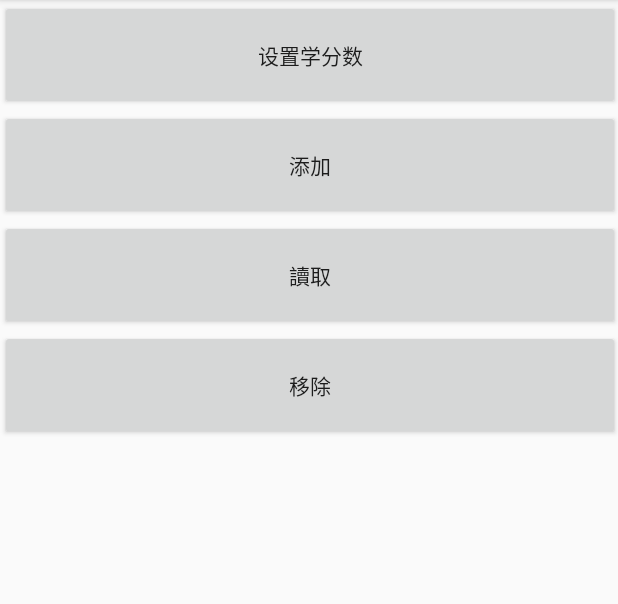
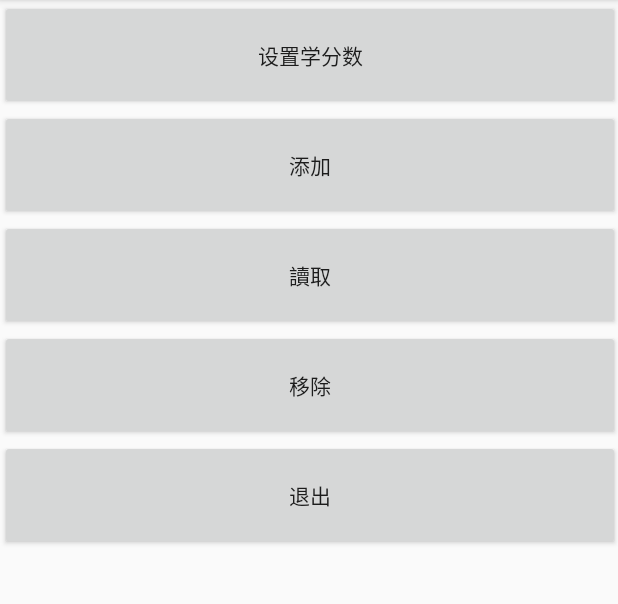
Before and after one commit to chongyi0717/credit_calculator_java, an Android app: the screen it shows after launch (MainActivity), on a phone screen of 412 x 824 dp, the part 84-688 px from its top. Run offline under Robolectric (Android 15) with nearby library versions, the phone set to English and light mode, and no system bars.

Commit message:
complete calculator but can do more

```diff
--- a/app/src/main/java/com/example/creditcalculator/MainActivity.java
+++ b/app/src/main/java/com/example/creditcalculator/MainActivity.java
@@ -40,5 +40,11 @@ public class MainActivity extends AppCompatActivity {
                 startActivity(intent);
             }
         });
+        findViewById(R.id.btn_quit).setOnClickListener(new View.OnClickListener() {
+            @Override
+            public void onClick(View v) {
+                finish();
+            }
+        });
     }
 }
--- a/app/src/main/java/com/example/creditcalculator/add_content.java
+++ b/app/src/main/java/com/example/creditcalculator/add_content.java
@@ -16,6 +16,7 @@ import java.io.FileInputStream;
 import java.io.FileNotFoundException;
 import java.io.FileOutputStream;
 import java.io.IOException;
+import java.util.HashMap;
 
 
 public class add_content extends AppCompatActivity {
@@ -53,11 +54,11 @@ public class add_content extends AppCompatActivity {
             }
         });
     }
-    private void save(String content,String filename) {
+    private void save(String content, String filename) {
         FileOutputStream fileOutputStream=null;
 
         try {
-            fileOutputStream = openFileOutput(filename, MODE_APPEND);
+            fileOutputStream = openFileOutput(filename,MODE_APPEND);
             fileOutputStream.write(content.getBytes());
 
         } catch (Exception e) {
--- a/app/src/main/java/com/example/creditcalculator/delete_content.java
+++ b/app/src/main/java/com/example/creditcalculator/delete_content.java
@@ -51,7 +51,8 @@ public class delete_content extends AppCompatActivity {
     private void delete(String word,String filename)
     {
         String content=read(filename);
-        content=content.replace(word,"");
+        content=content.replaceFirst("\n","");
+        content=content.replaceFirst(word,"");
         save(content,filename);
     }
     private void save(String content,String filename) {
--- a/app/src/main/res/layout/activity_main.xml
+++ b/app/src/main/res/layout/activity_main.xml
@@ -35,4 +35,11 @@
         android:text="移除"
         app:layout_constraintLeft_toLeftOf="parent"
         app:layout_constraintTop_toBottomOf="@id/btn_read_subject_credit" />
+    <Button
+        android:id="@+id/btn_quit"
+        android:layout_width="413dp"
+        android:layout_height="73dp"
+        android:text="退出"
+        app:layout_constraintLeft_toLeftOf="parent"
+        app:layout_constraintTop_toBottomOf="@id/btn_remove_subject_credit" />
 </androidx.constraintlayout.widget.ConstraintLayout>
```
Also changed, not shown: app/src/main/java/com/example/creditcalculator/credit_need.java (+10 -0 lines), app/src/main/res/layout/activity_credit_need.xml (+9 -0 lines).
